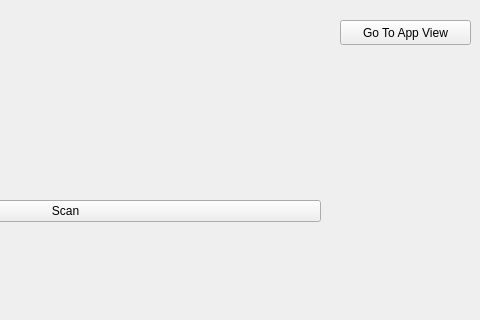
Qt form RaDoTechSimulation/RaDoTechSimulation/mainwindow.ui (ParamDesai111/3004-Final-Project) before a commit; both pictures show x 340 to 820 and y 0 to 320 of the 820 by 602 pixel window.
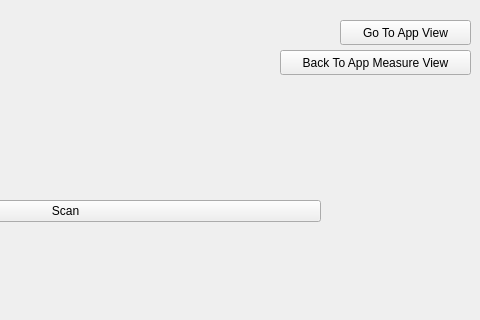
The same form after that commit. The open tabs and pages were chosen to show the change.

Commit message: Implemented dataprocessor and device class to work with GUI to scan

```diff
--- a/RaDoTechSimulation/RaDoTechSimulation/mainwindow.ui
+++ b/RaDoTechSimulation/RaDoTechSimulation/mainwindow.ui
@@ -102,6 +102,19 @@
        </item>
       </layout>
      </widget>
+     <widget class="QPushButton" name="GoToMeasureViewButton">
+      <property name="geometry">
+       <rect>
+        <x>620</x>
+        <y>50</y>
+        <width>191</width>
+        <height>25</height>
+       </rect>
+      </property>
+      <property name="text">
+       <string>Back To App Measure View</string>
+      </property>
+     </widget>
     </widget>
     <widget class="QWidget" name="AppView">
      <widget class="QPushButton" name="GoToDeviceViewButton">
```
Left out of the diff: 13 changed lines with no effect on the pictures. The commit also changes 8 other files.
